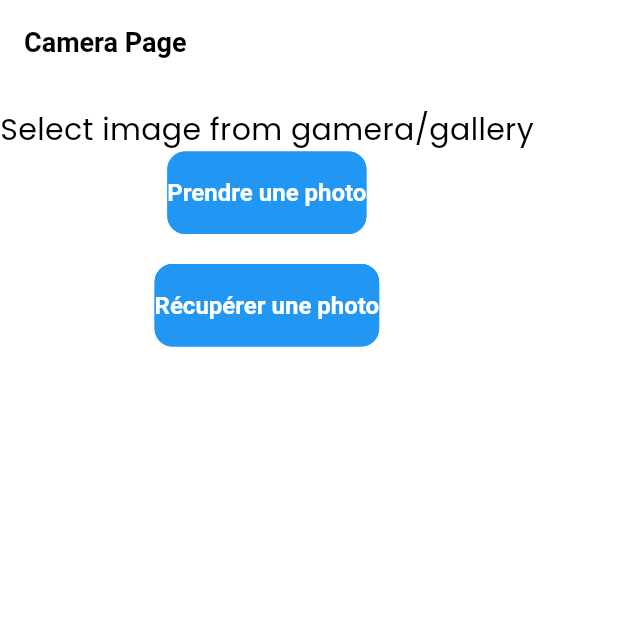
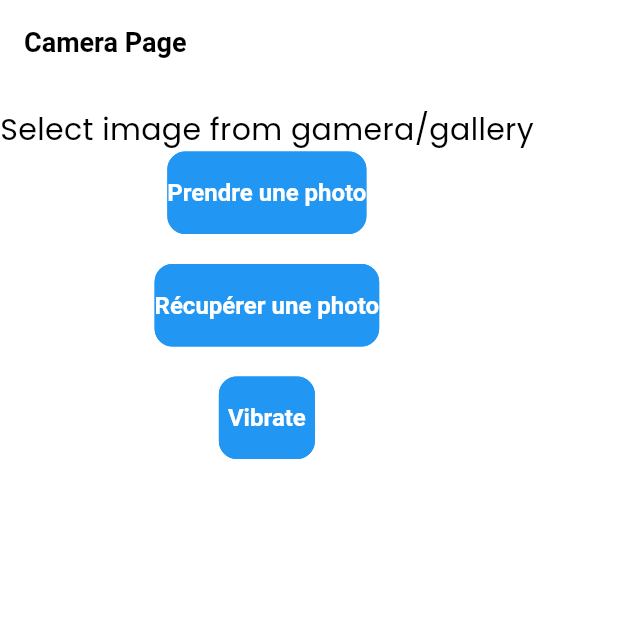
Before and after one commit to adamarichatt/richatt_mobile_socle_v1-main, a Flutter app: the CameraScreen screen opened directly, on a phone screen of 412 x 824 dp, the top half of it. Run offline on Flutter 3.47's test engine with Material 3 defaults, Android fonts, the phone set to English and light mode, and no system bars; our stand-ins replace flutter_native_splash, get, get_storage, iconsax, image_picker, logger and 2 more; accounts and stored records are empty.

Commit message:
commit11

```diff
--- a/lib/features/richatt/screens/camera/camera.dart
+++ b/lib/features/richatt/screens/camera/camera.dart
@@ -4,6 +4,7 @@ import 'package:flutter/material.dart';
 import 'package:get/get.dart';
 import 'package:image_picker/image_picker.dart';
 import 'package:richatt_mobile_socle_v1/features/richatt/controllers/cameraController.dart';
+import 'package:richatt_mobile_socle_v1/utils/device/device_utility.dart';
 
 class CameraScreen extends StatelessWidget {
   final CameraController controller = Get.put(CameraController());
@@ -45,6 +46,10 @@ class CameraScreen extends StatelessWidget {
               const SizedBox(
                 height: 20,
               ),
+               ElevatedButton(
+              onPressed: () => RDeviceUtils.vibrate(Durations.medium1),
+              child: Text('Vibrate'),
+            ),
             ],
           ),
         ),
```
Also changed, not shown: pubspec.lock.
